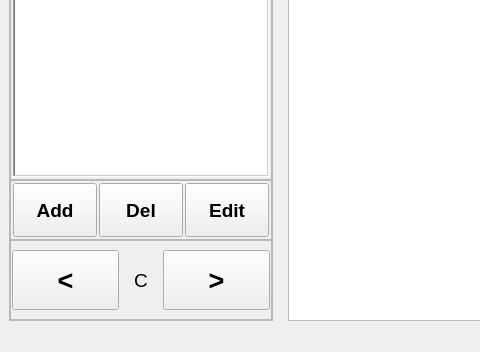
The window that MainWindow.ui (carlbeech/OpenSongViewer) describes before a commit, drawn with Qt 5; both pictures show x 0 to 480 and y 448 to 800 of the 1400 by 800 pixel window.
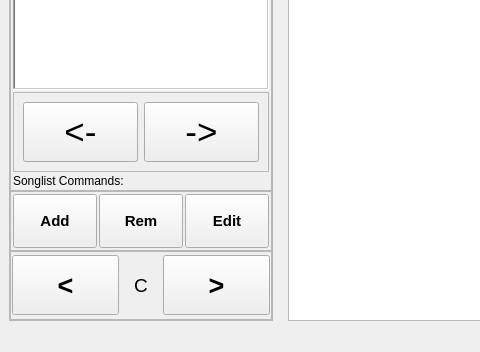
The same window after the commit.

Patch:
```diff
--- a/MainWindow.ui
+++ b/MainWindow.ui
@@ -158,6 +158,85 @@
              </property>
             </widget>
            </item>
+           <item row="2" column="0">
+            <widget class="QLabel" name="label">
+             <property name="text">
+              <string>Songlist Commands:</string>
+             </property>
+            </widget>
+           </item>
+           <item row="1" column="0">
+            <widget class="QFrame" name="frame">
+             <property name="sizePolicy">
+              <sizepolicy hsizetype="Preferred" vsizetype="Expanding">
+               <horstretch>0</horstretch>
+               <verstretch>0</verstretch>
+              </sizepolicy>
+             </property>
+             <property name="minimumSize">
+              <size>
+               <width>0</width>
+               <height>48</height>
+              </size>
+             </property>
+             <property name="frameShape">
+              <enum>QFrame::StyledPanel</enum>
+             </property>
+             <property name="frameShadow">
+              <enum>QFrame::Raised</enum>
+             </property>
+             <layout class="QHBoxLayout" name="horizontalLayout_2">
+              <item>
+               <widget class="QPushButton" name="PrevSong">
+                <property name="sizePolicy">
+                 <sizepolicy hsizetype="Minimum" vsizetype="Expanding">
+                  <horstretch>0</horstretch>
+                  <verstretch>0</verstretch>
+                 </sizepolicy>
+                </property>
+                <property name="minimumSize">
+                 <size>
+                  <width>0</width>
+                  <height>60</height>
+                 </size>
+                </property>
+                <property name="font">
+                 <font>
+                  <pointsize>26</pointsize>
+                 </font>
+                </property>
+                <property name="text">
+                 <string>&lt;-</string>
+                </property>
+               </widget>
+              </item>
+              <item>
+               <widget class="QPushButton" name="NextSong">
+                <property name="sizePolicy">
+                 <sizepolicy hsizetype="Minimum" vsizetype="Expanding">
+                  <horstretch>0</horstretch>
+                  <verstretch>0</verstretch>
+                 </sizepolicy>
+                </property>
+                <property name="minimumSize">
+                 <size>
+                  <width>0</width>
+                  <height>60</height>
+                 </size>
+                </property>
+                <property name="font">
+                 <font>
+                  <pointsize>26</pointsize>
+                 </font>
+                </property>
+                <property name="text">
+                 <string>-&gt;</string>
+                </property>
+               </widget>
+              </item>
+             </layout>
+            </widget>
+           </item>
           </layout>
          </widget>
         </item>
@@ -213,7 +292,7 @@
              </property>
              <property name="font">
               <font>
-               <pointsize>14</pointsize>
+               <pointsize>11</pointsize>
                <weight>75</weight>
                <bold>true</bold>
               </font>
@@ -231,15 +310,21 @@
                <verstretch>0</verstretch>
               </sizepolicy>
              </property>
+             <property name="minimumSize">
+              <size>
+               <width>0</width>
+               <height>0</height>
+              </size>
+             </property>
              <property name="font">
               <font>
-               <pointsize>14</pointsize>
+               <pointsize>11</pointsize>
                <weight>75</weight>
                <bold>true</bold>
               </font>
              </property>
              <property name="text">
-              <string>Del</string>
+              <string>Rem</string>
              </property>
             </widget>
            </item>
@@ -251,9 +336,15 @@
                <verstretch>0</verstretch>
               </sizepolicy>
              </property>
+             <property name="maximumSize">
+              <size>
+               <width>16777215</width>
+               <height>16777215</height>
+              </size>
+             </property>
              <property name="font">
               <font>
-               <pointsize>14</pointsize>
+               <pointsize>11</pointsize>
                <weight>75</weight>
                <bold>true</bold>
               </font>
@@ -277,7 +368,7 @@
           <property name="maximumSize">
            <size>
             <width>16777215</width>
-            <height>80</height>
+            <height>69</height>
            </size>
           </property>
           <property name="frameShape">
```
Left out of the diff: 4 changed lines with no effect on the pictures.
